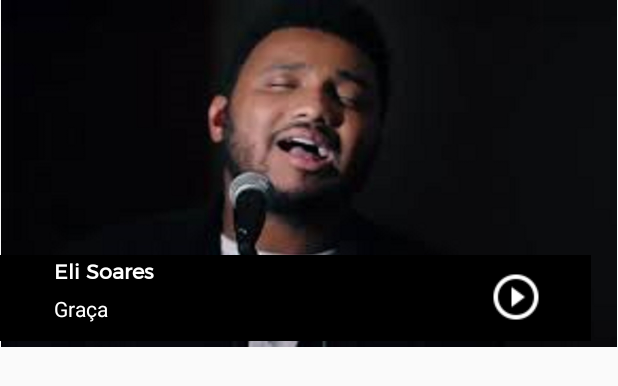
After one commit to LeonelAugusto/Kianda-Muzic, an Android app: the layout activity_principal.xml on its own in the app's theme, with its tools: preview values and no code run, on a phone screen of 412 x 824 dp. The commit adds this screen. Shown: the top 386 px of the screen. Run offline under Robolectric (Android 15) with nearby library versions, the phone set to English and light mode, and no system bars; Roboto replaces fonts that are not available here.

Commit message:
Primeiro Commit

```diff
--- a/app/src/main/java/models/Track.java
+++ b/app/src/main/java/models/Track.java
@@ -21,6 +21,10 @@ public class Track {
         this.album = album;
         this.artist = artist;
         this.trackCover = trackCover;
+    }
+
+    public Track() {
+
     }
 
     public int getId() {
--- /dev/null
+++ b/app/src/main/res/layout/activity_principal.xml
@@ -0,0 +1,77 @@
+<?xml version="1.0" encoding="utf-8"?>
+<android.support.constraint.ConstraintLayout xmlns:android="http://schemas.android.com/apk/res/android"
+    xmlns:app="http://schemas.android.com/apk/res-auto"
+    xmlns:tools="http://schemas.android.com/tools"
+    android:layout_width="match_parent"
+    android:layout_height="match_parent"
+    tools:context="corp.leomor.kiandamuzic.PrincipalActivity">
+
+    <ImageView
+        android:id="@+id/imageView"
+        android:layout_width="wrap_content"
+        android:layout_height="wrap_content"
+
+        android:adjustViewBounds="true"
+        android:src="@drawable/images"
+        app:layout_constraintHorizontal_bias="0.0"
+        app:layout_constraintLeft_toLeftOf="parent"
+        app:layout_constraintRight_toRightOf="parent"
+        tools:ignore="MissingConstraints"
+        tools:layout_editor_absoluteY="0dp" />
+
+    <android.support.constraint.ConstraintLayout
+        android:id="@+id/constraintLayout"
+        android:layout_width="394dp"
+        android:layout_height="57dp"
+        android:layout_marginBottom="4dp"
+        android:alpha="2"
+        android:background="@color/Black"
+        app:layout_constraintBottom_toBottomOf="@+id/imageView"
+        app:layout_constraintHorizontal_bias="0.0"
+        app:layout_constraintLeft_toLeftOf="parent"
+        app:layout_constraintRight_toRightOf="parent"
+        tools:ignore="MissingConstraints">
+
+        <TextView
+            android:id="@+id/principalArtistName"
+            android:layout_width="161dp"
+            android:layout_height="26dp"
+            android:layout_marginStart="36dp"
+            android:fontFamily="@font/montserrat"
+            android:text="TextView"
+            android:textColor="@color/colorText"
+            android:textStyle="bold"
+            app:layout_constraintStart_toStartOf="parent"
+            tools:layout_editor_absoluteY="0dp"
+            tools:text="Eli Soares" />
+
+        <TextView
+            android:id="@+id/princialTrackTitle"
+            android:layout_width="100dp"
+            android:layout_height="19dp"
+            android:layout_marginBottom="8dp"
+            android:layout_marginStart="36dp"
+            android:text="TextView"
+            android:textColor="@color/colorText"
+            app:layout_constraintBottom_toBottomOf="parent"
+            app:layout_constraintStart_toStartOf="parent"
+            app:layout_constraintTop_toBottomOf="@+id/principalArtistName"
+            app:layout_constraintVertical_bias="0.0"
+            tools:text="Graça" />
+
+        <ImageButton
+            android:id="@+id/principalTrackPlay"
+            android:layout_width="wrap_content"
+            android:layout_height="wrap_content"
+            android:layout_marginBottom="8dp"
+            android:layout_marginEnd="32dp"
+            android:layout_marginTop="8dp"
+            android:background="@android:color/transparent"
+            app:layout_constraintBottom_toBottomOf="parent"
+            app:layout_constraintEnd_toEndOf="parent"
+            app:layout_constraintTop_toTopOf="parent"
+            app:layout_constraintVertical_bias="0.4"
+            app:srcCompat="@drawable/ic_play_circle_outline_24dp" />
+
+    </android.support.constraint.ConstraintLayout>
+</android.support.constraint.ConstraintLayout>
--- a/app/src/main/res/layout/list_item.xml
+++ b/app/src/main/res/layout/list_item.xml
@@ -44,13 +44,13 @@
         android:id="@+id/artistName"
         android:layout_width="wrap_content"
         android:layout_height="24dp"
-        android:layout_marginEnd="8dp"
+        android:layout_marginEnd="132dp"
         android:text="Memórias"
         app:layout_constraintEnd_toStartOf="@+id/trackDetails"
         app:layout_constraintLeft_toLeftOf="parent"
         app:layout_constraintRight_toRightOf="parent"
         tools:ignore="MissingConstraints"
-        tools:layout_editor_absoluteY="93dp" />
+        tools:layout_editor_absoluteY="97dp" />
 
     <ImageView
         android:id="@+id/trackDetails"
--- a/app/src/main/res/values/colors.xml
+++ b/app/src/main/res/values/colors.xml
@@ -7,4 +7,5 @@
     <color name="colorText">#ffffff</color>
     <color name="colorTextSecondary">#ffffff</color>
     <color name="ligth_grey">#f7f7f7</color>
+    <color name="Black">#000</color>
 </resources>
```
Also changed, not shown: app/src/main/AndroidManifest.xml (+9 -3 lines), app/src/main/java/adapters/ArtistaTrackAdapter.java (+8 -3 lines), app/src/main/java/corp/leomor/kiandamuzic/DetalheArtista.java (+34 -23 lines), app/src/main/java/corp/leomor/kiandamuzic/PrincipalActivity.java (added, +13 -0 lines), app/src/main/res/drawable/ic_play_circle_outline_24dp.png (added), app/src/main/res/drawable/ic_whatshot_black_18dp.png (added).
